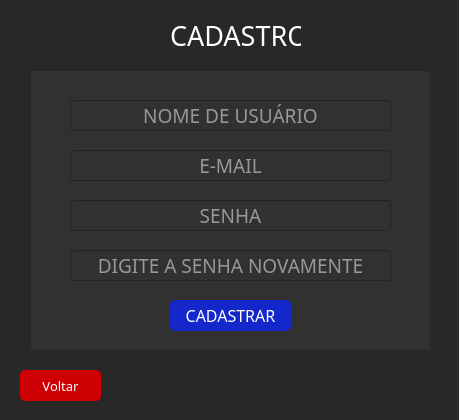
The window that sign-up.ui (RyanHSA2001/appostman-project) describes before a commit, drawn with Qt 5.
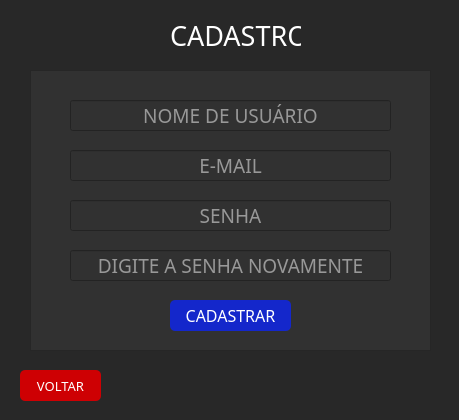
The same window after the commit. Icons and pictures are not drawn.

```diff
--- a/sign-up.ui
+++ b/sign-up.ui
@@ -291,7 +291,7 @@
 }</string>
    </property>
    <property name="text">
-    <string>Voltar</string>
+    <string>VOLTAR</string>
    </property>
   </widget>
  </widget>
```
